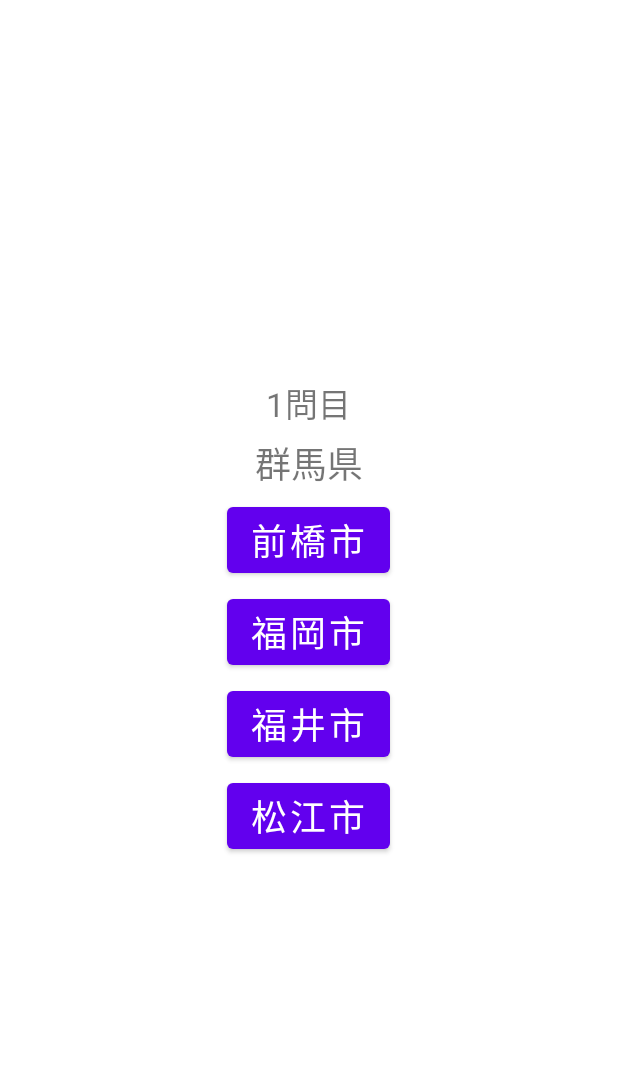
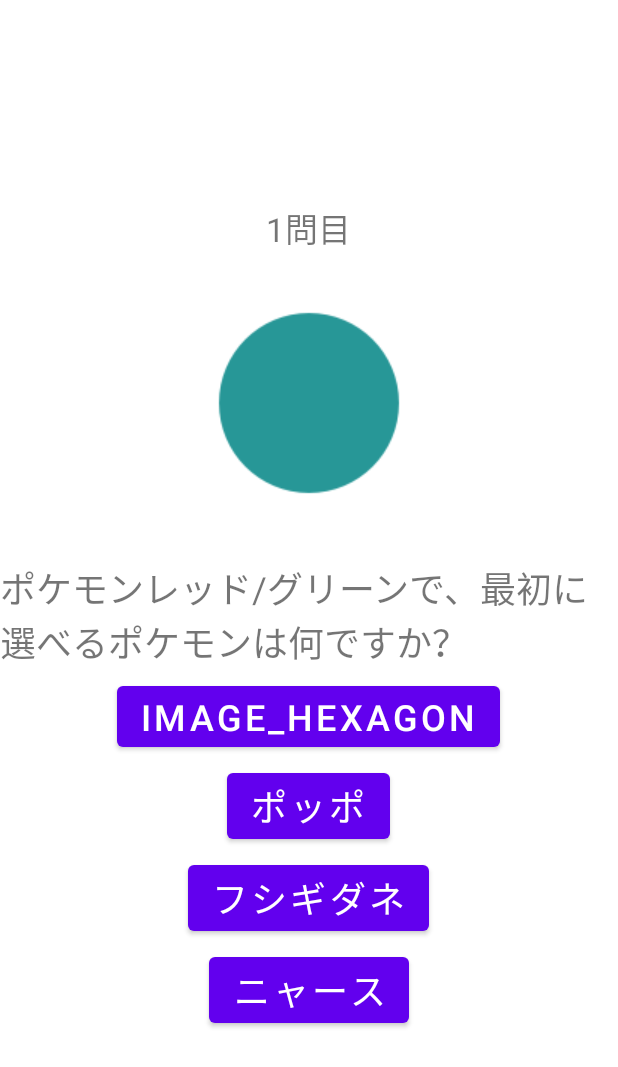
Before and after one commit to wonderers/Quiz, an Android app: the screen it shows after launch (MainActivity), after a tap on "クイズを開始します", on a phone screen of 412 x 824 dp. Shown: the top 1067 px of the screen. Run offline under Robolectric (Android 15) with nearby library versions, the phone set to English and light mode, and no system bars.

Commit message:
画像入り作り始め

```diff
--- a/app/build.gradle
+++ b/app/build.gradle
@@ -26,6 +26,9 @@
         sourceCompatibility JavaVersion.VERSION_1_8
         targetCompatibility JavaVersion.VERSION_1_8
     }
+    buildFeatures{
+        viewBinding=true;
+    }
 }
 
 dependencies {
--- a/app/src/main/java/une/yasuaki/quiz/MainActivity.java
+++ b/app/src/main/java/une/yasuaki/quiz/MainActivity.java
@@ -6,6 +6,7 @@
 import android.os.Bundle;
 import android.view.View;
 import android.widget.Button;
+import android.widget.ImageView;
 import android.widget.TextView;
 
 import androidx.activity.OnBackPressedCallback;
@@ -15,11 +16,17 @@
 import java.util.ArrayList;
 import java.util.Collections;
 import java.util.Random;
+import une.yasuaki.quiz.databinding.ActivityMainBinding;
 
 public class MainActivity extends AppCompatActivity implements View.OnClickListener{
 
+    private ActivityMainBinding binding;
+
     //テキストビュー宣言
     private TextView countLabel,questionLabel;
+
+    //イメージビュー宣言
+    private ImageView questionImage;
 
     //ボタン宣言
     private Button btna1,btna2,btna3,btna4;
@@ -45,6 +52,7 @@
     @Override
     protected void onCreate(Bundle savedInstanceState) {
         super.onCreate(savedInstanceState);
+        binding = ActivityMainBinding.inflate(getLayoutInflater());
         setContentView(R.layout.activity_main);
 
         getOnBackPressedDispatcher().addCallback(new OnBackPressedCallback(true) {
@@ -64,6 +72,8 @@
         btna2 = findViewById(R.id.btna2);
         btna3 = findViewById(R.id.btna3);
         btna4 = findViewById(R.id.btna4);
+
+        questionImage=findViewById(R.id.questionImage);
 
         btna1.setOnClickListener(this);
         btna2.setOnClickListener(this);
@@ -99,11 +109,12 @@
             // quizArrayを作成
             while (cursor.moveToNext()) {
                 ArrayList<String> tmpArray = new ArrayList<>();
-                tmpArray.add(cursor.getString(1)); // 都道府県名
+                tmpArray.add(cursor.getString(1)); // 問題
                 tmpArray.add(cursor.getString(2)); // 正解
                 tmpArray.add(cursor.getString(3)); // 選択肢１
                 tmpArray.add(cursor.getString(4)); // 選択肢２
                 tmpArray.add(cursor.getString(5)); // 選択肢３
+                tmpArray.add(cursor.getString(7)); // 問題画像
                 quizArray.add(tmpArray);
             }
         } finally {
@@ -127,13 +138,17 @@
         // randomNumを使って、quizArrayからクイズを一つ取り出す
         ArrayList<String> quiz = quizArray.get(randomNum);
 
-        // 問題文（都道府県名）を表示
+        binding.questionImage.setImageResource(
+                getResources().getIdentifier(quiz.get(0), "drawable", getPackageName())
+        );
+
+        // 問題文を表示
         questionLabel.setText(quiz.get(0));
 
         // 正解をrightAnswerにセット
         rightAnswer = quiz.get(1);
 
-        // クイズ配列から問題文（都道府県名）を削除
+        // クイズ配列から問題文を削除
         quiz.remove(0);
 
         // 正解と選択肢３つをシャッフル
--- a/app/src/main/java/une/yasuaki/quiz/QuizDatabaseHelper.java
+++ b/app/src/main/java/une/yasuaki/quiz/QuizDatabaseHelper.java
@@ -13,54 +13,104 @@
     static final private int VERSION = 1;
 
     String[][] quizData = {
-            // {"ID","都道府県名", "正解", "選択肢１", "選択肢２", "選択肢３", "カテゴリー"}
-            {"1","北海道", "札幌市", "長崎市", "福島市", "前橋市", "1"},
-            {"2","青森県", "青森市", "広島市", "甲府市", "岡山市", "1"},
-            {"3","岩手県", "盛岡市","大分市", "秋田市", "福岡市", "1"},
-            {"4","宮城県", "仙台市", "水戸市", "岐阜市", "福井市", "1"},
-            {"5","秋田県", "秋田市","横浜市", "鳥取市", "仙台市", "1"},
-            {"6","山形県", "山形市","青森市", "山口市", "奈良市", "1"},
-            {"7","福島県", "福島市", "盛岡市", "新宿区", "京都市", "1"},
-            {"8","茨城県", "水戸市", "金沢市", "名古屋市", "奈良市", "2"},
-            {"9","栃木県", "宇都宮市", "札幌市", "岡山市", "奈良市", "2"},
-            {"10","群馬県", "前橋市", "福岡市", "松江市", "福井市", "2"},
-            {"11","埼玉県", "さいたま市", "新潟市", "盛岡市", "水戸市", "2"},
-            {"12","千葉県", "千葉市", "さいたま市", "横浜市", "松山市", "2"},
-            {"13","東京都", "新宿区", "札幌市", "千葉市", "福島市", "2"},
-            {"14","神奈川県", "横浜市", "宮崎市", "水戸市", "山口市", "2"},
-            {"15","新潟県", "新潟市", "福島市", "前橋市", "大分市", "3"},
-            {"16","富山県", "富山市", "山形市", "神戸市", "宇都宮市", "3"},
-            {"17","石川県", "金沢市", "富山市", "熊本市", "山口市", "3"},
-            {"18","福井県", "福井市", "長野市", "水戸市", "名古屋市", "3"},
-            {"19","山梨県", "甲府市", "新潟市", "秋田市", "盛岡市", "3"},
-            {"20","長野県", "長野市", "和歌山市", "那覇市", "山形市", "3"},
-            {"21","岐阜県", "岐阜市", "千葉市", "京都市", "福井市", "3"},
-            {"22","静岡県", "静岡市", "佐賀市", "宮崎市", "長崎市", "3"},
-            {"23","愛知県", "名古屋市", "山口市", "秋田市", "長野市", "3"},
-            {"24","三重県", "津市", "新宿区", "水戸市", "仙台市", "4"},
-            {"25","滋賀県", "大津市", "鹿児島市", "福井市", "秋田市", "4"},
-            {"26","京都府", "京都市", "甲府市", "大津市", "鹿児島市", "4"},
-            {"27","大阪府", "大阪市", "さいたま市", "奈良市", "福島市", "4"},
-            {"28","兵庫県", "神戸市", "宇都宮市", "大分市", "那覇市", "4"},
-            {"29","奈良県", "奈良市", "甲府市", "千葉市", "広島市", "4"},
-            {"30","和歌山県", "和歌山市", "盛岡市", "岐阜市", "金沢市", "4"},
-            {"31","鳥取県", "鳥取市", "福井市", "那覇市", "徳島市", "5"},
-            {"32","島根県", "松江市", "水戸市", "福島市", "大分市", "5"},
-            {"33","岡山県", "岡山市", "大分市", "岐阜市", "鹿児島市", "5"},
-            {"34","広島県", "広島市", "さいたま市", "長野市", "宮崎市", "5"},
-            {"35","山口県", "山口市", "高知市", "大阪市", "水戸市", "5"},
-            {"36","徳島県", "徳島市", "宇都宮市", "金沢市", "広島市", "5"},
-            {"37","香川県", "高松市","富山市", "名古屋市", "鳥取市", "5"},
-            {"38","愛媛県", "松山市", "山形市", "高松市", "奈良市", "5"},
-            {"39","高知県", "高知市", "富山市", "松江市", "札幌市", "5"},
-            {"40","福岡県", "福岡市", "高松市", "岡山市", "前橋市", "6"},
-            {"41","佐賀県", "佐賀市", "秋田市", "水戸市", "富山市", "6"},
-            {"42","長崎県", "長崎市", "松山市", "青森市", "大津市", "6"},
-            {"43","熊本県", "熊本市", "名古屋市", "富山市", "千葉市", "6"},
-            {"44","大分県", "大分市", "鳥取市", "津市", "甲府市", "6"},
-            {"45","宮崎県", "宮崎市", "札幌市", "新潟市", "奈良市", "6"},
-            {"46","鹿児島県", "鹿児島市", "和歌山市", "神戸市", "名古屋市", "6"},
-            {"47","沖縄県", "那覇市", "熊本市", "高知市", "大津市", "6"}
+
+            // {"ID","問題", "正解", "選択肢１", "選択肢２", "選択肢３", "カテゴリー","画像"}
+            //レトロゲーム
+            {"1","スーパーマリオブラザーズが初めてリリースされたのは何年ですか？", "1985年", "1980年", "1983年", "1987年", "1","image_circle"},
+            {"2","ゼルダの伝説シリーズの主人公の名前は何ですか？", "リンク", "マリオ", "ソニック", "ピカチュウ", "1","image_triangle"},
+            {"3","ドンキーコングで樽を投げる敵の名前は何ですか？", "ドンキーコング","ボウザ", "ガノン", "ワリオ", "1","image_square"},
+            {"4","パックマンがゴーストに反撃するために食べるアイテムは何ですか？", "パワーエサ", "スーパーマッシュルーム", "スターマン", "ファイアフラワー", "1","image_pentagon"},
+            {"5","メトロイドシリーズの主人公の名前は何ですか？", "サムス・アラン","ピーチ姫", "ヨッシー", "ルイージ", "1","image_hexagon"},
+            {"6","ファイナルファンタジーVIIの主人公の名前は何ですか？", "クラウド","スコール", "ティーダ", "ゼィダン", "1","image_circle"},
+            {"7","ストリートファイターIIで、昇竜拳を使うキャラクターは誰ですか？", "リュウ", "ブランカ", "チュンリー", "ザンギエフ", "1","image_triangle"},
+            {"8","テトリスで最も高得点を出すためには何ラインを一度に消す必要がありますか？", "4ライン", "1ライン", "2ライン", "3ライン", "1","image_square"},
+            {"9","ドラゴンクエストVで、主人公が最初に出会う仲間の名前は何ですか？", "ビアンカ", "ピッコロ", "フローラ", "ルフィア", "1","image_pentagon"},
+            {"10","ポケモンレッド/グリーンで、最初に選べるポケモンは何ですか？", "フシギダネ", "ピカチュウ", "ニャース", "ポッポ", "1","image_hexagon"},
+            {"11","ゼビウスで、主人公が操作する戦闘機の名前は何ですか？", "ソルバルウ", "ヴァルキリー", "ファイター", "ギャラクシアン", "1","image_circle"},
+            {"12","グラディウスで、主人公が操作する戦闘機の名前は何ですか？", "ビックバイパー", "スペースシップ", "ファルコン", "メタルスラッグ", "1","image_triangle"},
+            //アニメ
+            {"13","ドラゴンボールの主人公の名前は何でしょうか？", "ゴクウ", "ナルト", "ルフィ", "イチゴ", "2","image_circle"},
+            {"14","鬼滅の刃で、炭治郎の妹の名前は何でしょうか？", "禰豆子", "さくら", "ヒナタ", "ユミコ", "2","image_triangle"},
+            {"15","ワンピースで、ルフィの夢は何でしょうか？", "海賊王になる", "最強の忍者になる", "宇宙を旅する", "ギタリストになる", "2","image_square"},
+            {"16","カウボーイビバップの主人公の名前は何でしょうか？", "スパイク・スピーゲル", "ナルト", "ルフィ", "イチゴ", "2","image_pentagon"},
+            {"17","新世紀エヴァンゲリオンで、初号機のパイロットは誰でしょうか？", "碇シンジ", "綾波レイ", "惣流・アスカ・ラングレー", "渚カヲル", "2","image_hexagon"},
+            {"18","名探偵コナンの主人公の正体の名前は何でしょうか？", "江戸川コナン", "工藤新一", "黒羽快斗", "毛利蘭", "2","image_circle"},
+            {"19","ルパン三世の主人公の愛車は何でしょうか？", "フィアット500", "フェラーリ", "ランボルギーニ", "メルセデス・ベンツ", "2","image_triangle"},
+            {"20","ジョジョの奇妙な冒険で、第一部の主人公の名前は何でしょうか？", "ジョナサン・ジョースター", "ジョセフ・ジョースター", "ジョタロ・クジョー", "ジョルノ・ジョバァーナ", "2","image_square"},
+            {"21","涼宮ハルヒの憂鬱で、ハルヒが設立した部活の名前は何でしょうか？", "SOS団", "軽音楽部", "文芸部", "科学部", "2","image_pentagon"},
+            {"22","銀魂で、坂田銀時が営む店の名前は何でしょうか？", "万事屋", "銀座", "銀魂堂", "銀時堂", "2","image_hexagon"},
+            //漫画
+            {"23","ONE PIECEの作者は誰でしょうか？", "尾田栄一郎", "荒木飛呂彦", "鳥山明", "井上井恵介", "3","image_circle"},
+            {"24","ドラゴンボールの主人公の名前は何でしょうか？", "孫悟空", "ナルト", "ルフィ", "ゴン", "3","image_triangle"},
+            {"25","東京喰種トーキョーグールの主人公の名前は何でしょうか？", "金木研", "佐々木琲世", "鈴屋什造", "有馬貴将", "3","image_square"},
+            {"26","呪術廻戦の主人公の名前は何でしょうか？", "虎杖悠仁", "五条悟", "伏黒恵", "両面宿儺", "3","image_pentagon"},
+            {"27","ハイキュー!!の主人公の名前は何でしょうか？", "日向翔陽", "影山飛雄", "黒尾鉄朗", "澤村大地", "3","image_hexagon"},
+            {"28","SLAM DUNKの主人公の名前は何でしょうか？", "桜木花道", "流川楓", "三井寿", "安西光義", "3","image_circle"},
+            {"29","キングダムの主人公の名前は何でしょうか？", "信", "昭文君", "王騎", "呂不韋", "3","image_triangle"},
+            {"30","チェンソーマンの主人公の名前は何でしょうか？", "デンジ", "パワー", "アキ", "ポチタ", "3","image_square"},
+            {"31","ワンピースの主人公、モンキー・D・ルフィが最初に入手した悪魔の実は何でしょうか？", "ゴムゴムの実", "メラメラの実", "ゴラゴラの実", "ハナハナの実", "3","image_pentagon"},
+            {"32","「巨人の星」の主人公の名前は何でしょうか？", "星飛雄馬", "星一徹", "星二郎", "星三四郎", "3","image_hexagon"},
+            //流行
+            {"33","1980年代に日本で大流行したファッションスタイルは何でしょうか？", "ボディコンスタイル", "ロココスタイル", "ヴィクトリアンスタイル", "フラッパースタイル", "4","image_circle"},
+            {"34","2000年代に日本で流行したゲーム機は何でしょうか？", "プレイステーション2", "ファミコン", "スーパーファミコン", "ゲームボーイ", "4","image_triangle"},
+            {"35","2010年代に日本で流行したSNSは何でしょうか？", "ライン", "フェイスブック", "ツイッター", "インスタグラム", "4","image_square"},
+            {"36","1990年代に日本で流行したゲームは何でしょうか？", "ポケットモンスター（ポケモン）", "スーパーマリオブラザーズ", "ドラゴンクエストIII", "ファイナルファンタジーVII", "4","image_pentagon"},
+            {"37","1980年代に日本で流行したテレビドラマは何でしょうか？", "西部警察", "太陽にほえろ！", "相棒", "HERO", "4","image_hexagon"},
+            {"38","1990年代に日本で流行したお笑い芸人は誰でしょうか？", "ダウンタウン", "ビートたけし", "明石家さんま", "とんねるず", "4","image_circle"},
+            {"39","2000年代に日本で流行したアイドルグループは何でしょうか？", "AKB48", "SMAP", "嵐", "モーニング娘。", "4","image_triangle"},
+            {"40","1980年代に日本で流行したお菓子は何でしょうか？", "ポッキー", "ハイチュウ", "チョコボール", "ブラックサンダー", "4","image_square"},
+            {"41","1990年代に日本で流行したおもちゃは何でしょうか？", "タミヤのミニ四駆", "バービー", "テレビゲーム", "レゴ", "4","image_pentagon"},
+            {"42","2010年代に日本で流行したゲームは何でしょうか？", "モンスターハンター", "ポケットモンスター", "ドラゴンクエスト", "ファイナルファンタジー", "4","image_hexagon"}
+
+            /*
+            // {"ID","問題", "正解", "選択肢１", "選択肢２", "選択肢３", "カテゴリー"}
+            //レトロゲーム
+            {"1","スーパーマリオブラザーズが初めてリリースされたのは何年ですか？", "1985年", "1980年", "1983年", "1987年", "1",},
+            {"2","ゼルダの伝説シリーズの主人公の名前は何ですか？", "リンク", "マリオ", "ソニック", "ピカチュウ", "1",},
+            {"3","ドンキーコングで樽を投げる敵の名前は何ですか？", "ドンキーコング","ボウザ", "ガノン", "ワリオ", "1",},
+            {"4","パックマンがゴーストに反撃するために食べるアイテムは何ですか？", "パワーエサ", "スーパーマッシュルーム", "スターマン", "ファイアフラワー", "1",},
+            {"5","メトロイドシリーズの主人公の名前は何ですか？", "サムス・アラン","ピーチ姫", "ヨッシー", "ルイージ", "1",},
+            {"6","ファイナルファンタジーVIIの主人公の名前は何ですか？", "クラウド","スコール", "ティーダ", "ゼィダン", "1",},
+            {"7","ストリートファイターIIで、昇竜拳を使うキャラクターは誰ですか？", "リュウ", "ブランカ", "チュンリー", "ザンギエフ", "1",},
+            {"8","テトリスで最も高得点を出すためには何ラインを一度に消す必要がありますか？", "4ライン", "1ライン", "2ライン", "3ライン", "1",},
+            {"9","ドラゴンクエストVで、主人公が最初に出会う仲間の名前は何ですか？", "ビアンカ", "ピッコロ", "フローラ", "ルフィア", "1",},
+            {"10","ポケモンレッド/グリーンで、最初に選べるポケモンは何ですか？", "フシギダネ", "ピカチュウ", "ニャース", "ポッポ", "1",},
+            {"11","ゼビウスで、主人公が操作する戦闘機の名前は何ですか？", "ソルバルウ", "ヴァルキリー", "ファイター", "ギャラクシアン", "1",},
+            {"12","グラディウスで、主人公が操作する戦闘機の名前は何ですか？", "ビックバイパー", "スペースシップ", "ファルコン", "メタルスラッグ", "1",},
+            //アニメ
+            {"13","ドラゴンボールの主人公の名前は何でしょうか？", "ゴクウ", "ナルト", "ルフィ", "イチゴ", "2",},
+            {"14","鬼滅の刃で、炭治郎の妹の名前は何でしょうか？", "禰豆子", "さくら", "ヒナタ", "ユミコ", "2",},
+            {"15","ワンピースで、ルフィの夢は何でしょうか？", "海賊王になる", "最強の忍者になる", "宇宙を旅する", "ギタリストになる", "2",},
+            {"16","カウボーイビバップの主人公の名前は何でしょうか？", "スパイク・スピーゲル", "ナルト", "ルフィ", "イチゴ", "2",},
+            {"17","新世紀エヴァンゲリオンで、初号機のパイロットは誰でしょうか？", "碇シンジ", "綾波レイ", "惣流・アスカ・ラングレー", "渚カヲル", "2",},
+            {"18","名探偵コナンの主人公の正体の名前は何でしょうか？", "江戸川コナン", "工藤新一", "黒羽快斗", "毛利蘭", "2",},
+            {"19","ルパン三世の主人公の愛車は何でしょうか？", "フィアット500", "フェラーリ", "ランボルギーニ", "メルセデス・ベンツ", "2",},
+            {"20","ジョジョの奇妙な冒険で、第一部の主人公の名前は何でしょうか？", "ジョナサン・ジョースター", "ジョセフ・ジョースター", "ジョタロ・クジョー", "ジョルノ・ジョバァーナ", "2",},
+            {"21","涼宮ハルヒの憂鬱で、ハルヒが設立した部活の名前は何でしょうか？", "SOS団", "軽音楽部", "文芸部", "科学部", "2",},
+            {"22","銀魂で、坂田銀時が営む店の名前は何でしょうか？", "万事屋", "銀座", "銀魂堂", "銀時堂", "2",},
+            //漫画
+            {"23","ONE PIECEの作者は誰でしょうか？", "尾田栄一郎", "荒木飛呂彦", "鳥山明", "井上井恵介", "3",},
+            {"24","ドラゴンボールの主人公の名前は何でしょうか？", "孫悟空", "ナルト", "ルフィ", "ゴン", "3",},
+            {"25","東京喰種トーキョーグールの主人公の名前は何でしょうか？", "金木研", "佐々木琲世", "鈴屋什造", "有馬貴将", "3",},
+            {"26","呪術廻戦の主人公の名前は何でしょうか？", "虎杖悠仁", "五条悟", "伏黒恵", "両面宿儺", "3",},
+            {"27","ハイキュー!!の主人公の名前は何でしょうか？", "日向翔陽", "影山飛雄", "黒尾鉄朗", "澤村大地", "3",},
+            {"28","SLAM DUNKの主人公の名前は何でしょうか？", "桜木花道", "流川楓", "三井寿", "安西光義", "3",},
+            {"29","キングダムの主人公の名前は何でしょうか？", "信", "昭文君", "王騎", "呂不韋", "3",},
+            {"30","チェンソーマンの主人公の名前は何でしょうか？", "デンジ", "パワー", "アキ", "ポチタ", "3",},
+            {"31","ワンピースの主人公、モンキー・D・ルフィが最初に入手した悪魔の実は何でしょうか？", "ゴムゴムの実", "メラメラの実", "ゴラゴラの実", "ハナハナの実", "3",},
+            {"32","「巨人の星」の主人公の名前は何でしょうか？", "星飛雄馬", "星一徹", "星二郎", "星三四郎", "3",},
+            //流行
+            {"33","1980年代に日本で大流行したファッションスタイルは何でしょうか？", "ボディコンスタイル", "ロココスタイル", "ヴィクトリアンスタイル", "フラッパースタイル", "4",},
+            {"34","2000年代に日本で流行したゲーム機は何でしょうか？", "プレイステーション2", "ファミコン", "スーパーファミコン", "ゲームボーイ", "4",},
+            {"35","2010年代に日本で流行したSNSは何でしょうか？", "ライン", "フェイスブック", "ツイッター", "インスタグラム", "4",},
+            {"36","1990年代に日本で流行したゲームは何でしょうか？", "ポケットモンスター（ポケモン）", "スーパーマリオブラザーズ", "ドラゴンクエストIII", "ファイナルファンタジーVII", "4",},
+            {"37","1980年代に日本で流行したテレビドラマは何でしょうか？", "西部警察", "太陽にほえろ！", "相棒", "HERO", "4",},
+            {"38","1990年代に日本で流行したお笑い芸人は誰でしょうか？", "ダウンタウン", "ビートたけし", "明石家さんま", "とんねるず", "4",},
+            {"39","2000年代に日本で流行したアイドルグループは何でしょうか？", "AKB48", "SMAP", "嵐", "モーニング娘。", "4",},
+            {"40","1980年代に日本で流行したお菓子は何でしょうか？", "ポッキー", "ハイチュウ", "チョコボール", "ブラックサンダー", "4",},
+            {"41","1990年代に日本で流行したおもちゃは何でしょうか？", "タミヤのミニ四駆", "バービー", "テレビゲーム", "レゴ", "4",},
+            {"42","2010年代に日本で流行したゲームは何でしょうか？", "モンスターハンター", "ポケットモンスター", "ドラゴンクエスト", "ファイナルファンタジー", "4",}
+            */
     };
 
     QuizDatabaseHelper(Context context){
@@ -72,15 +122,15 @@
         // テーブルを作成
         db.execSQL("CREATE TABLE quiz (" +
                 "ID TEXT PRIMARY KEY,question TEXT , answer TEXT, choice1 TEXT," +
-                "choice2 TEXT, choice3 TEXT, category TEXT)");
+                "choice2 TEXT, choice3 TEXT, category TEXT,questionImage TEXT)");
 
         // トランザクション開始
         db.beginTransaction();
         try {
             // SQL文を準備
             SQLiteStatement sql = db.compileStatement(
-                    "INSERT INTO quiz (ID,question, answer, choice1, choice2, choice3, category)" +
-                            "VALUES(?, ?, ?, ?, ?, ?, ?)"
+                    "INSERT INTO quiz (ID,question, answer, choice1, choice2, choice3, category,questionImage)" +
+                            "VALUES(?, ?, ?, ?, ?, ?, ?, ?)"
             );
 
             // クイズデータを１行ずつ追加する
@@ -88,12 +138,13 @@
                 // Valueをセット
                 // bindString(index, value)
                 sql.bindString(1, quizDatum[0]); // ID
-                sql.bindString(2, quizDatum[1]); // 都道府県名
+                sql.bindString(2, quizDatum[1]); // 問題
                 sql.bindString(3, quizDatum[2]); // 正解
-                sql.bindString(4, quizDatum[3]); // 選択肢１
-                sql.bindString(5, quizDatum[4]); // 選択肢２
-                sql.bindString(6, quizDatum[5]); // 選択肢３
+                sql.bindString(4, quizDatum[3]); // 選択肢1
+                sql.bindString(5, quizDatum[4]); // 選択肢2
+                sql.bindString(6, quizDatum[5]); // 選択肢3
                 sql.bindString(7, quizDatum[6]); // カテゴリ
+                sql.bindString(8, quizDatum[7]); // 画像
 
                 sql.executeInsert();
             }
--- a/app/src/main/res/layout/activity_main.xml
+++ b/app/src/main/res/layout/activity_main.xml
@@ -16,14 +16,12 @@
         android:text="@string/count_label"
         android:textSize="22sp" />
 
-    <!--
     <ImageView
         android:id="@+id/questionImage"
         android:layout_width="200dp"
         android:layout_height="200dp"
         android:src="@drawable/image_circle"
         tools:ignore="ContentDescription" />
-    -->
 
     <TextView
         android:id="@+id/questionLabel"
--- a/app/src/main/res/values/strings.xml
+++ b/app/src/main/res/values/strings.xml
@@ -6,12 +6,19 @@
     <string name="btn_start">クイズを開始します</string>
     <string-array name="quiz_category">
         <item>全て</item>
+        <item>レトロゲーム</item>
+        <item>アニメ</item>
+        <item>漫画</item>
+        <item>流行</item>
+        <!--
+        <item>全て</item>
         <item>北海道・東北</item>
         <item>関東</item>
         <item>中部</item>
         <item>近畿</item>
         <item>中国・四国</item>
         <item>九州</item>
+        -->
     </string-array>
 
     <string-array name="quiz_count">
```
Also changed, not shown: app/src/main/res/drawable/image_circle.png (added), app/src/main/res/drawable/image_hexagon.png (added), app/src/main/res/drawable/image_pentagon.png (added), app/src/main/res/drawable/image_square.png (added), app/src/main/res/drawable/image_triangle.png (added).
